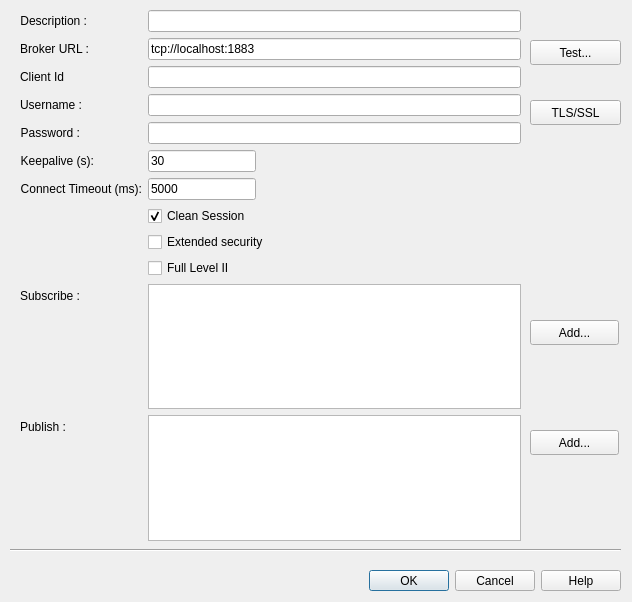
Qt form src/cdlgconnsettingsmqtt.ui (grodansparadis/vscp-works-qt) before a commit.
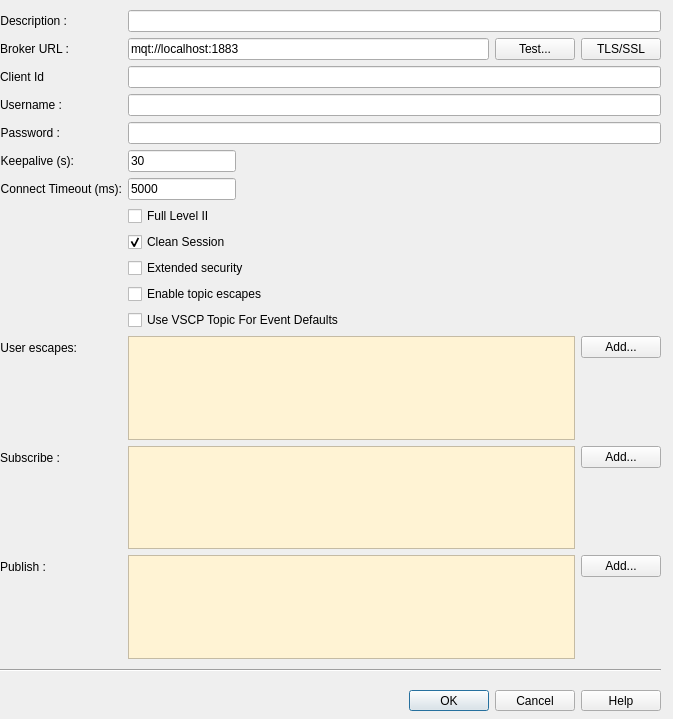
The same form after that commit. Icons and pictures are not drawn.

```diff
--- a/src/cdlgconnsettingsmqtt.ui
+++ b/src/cdlgconnsettingsmqtt.ui
@@ -6,8 +6,8 @@
    <rect>
     <x>0</x>
     <y>0</y>
-    <width>632</width>
-    <height>602</height>
+    <width>673</width>
+    <height>719</height>
    </rect>
   </property>
   <property name="baseSize">
@@ -26,9 +26,9 @@
   <widget class="QDialogButtonBox" name="buttonBox">
    <property name="geometry">
     <rect>
-     <x>10</x>
-     <y>570</y>
-     <width>611</width>
+     <x>0</x>
+     <y>690</y>
+     <width>661</width>
      <height>21</height>
     </rect>
    </property>
@@ -45,10 +45,10 @@
   <widget class="QWidget" name="formLayoutWidget">
    <property name="geometry">
     <rect>
-     <x>20</x>
+     <x>0</x>
      <y>10</y>
-     <width>501</width>
-     <height>531</height>
+     <width>661</width>
+     <height>649</height>
     </rect>
    </property>
    <layout class="QFormLayout" name="formLayout">
@@ -89,14 +89,38 @@
      </widget>
     </item>
     <item row="1" column="1">
-     <widget class="QLineEdit" name="editHost">
-      <property name="toolTip">
-       <string>&lt;html&gt;&lt;head/&gt;&lt;body&gt;&lt;p&gt;URL for MQTT broker. Format is  tcp://srv.at.com:1883.&lt;/p&gt;&lt;/body&gt;&lt;/html&gt;</string>
-      </property>
-      <property name="text">
-       <string>tcp://localhost:1883</string>
-      </property>
-     </widget>
+     <layout class="QHBoxLayout" name="horizontalLayout_4">
+      <item>
+       <widget class="QLineEdit" name="editHost">
+        <property name="toolTip">
+         <string>&lt;html&gt;&lt;head/&gt;&lt;body&gt;&lt;p&gt;URL for MQTT broker. Format is  tcp://srv.at.com:1883.&lt;/p&gt;&lt;/body&gt;&lt;/html&gt;</string>
+        </property>
+        <property name="text">
+         <string>mqt://localhost:1883</string>
+        </property>
+       </widget>
+      </item>
+      <item>
+       <widget class="QPushButton" name="btnTestConnection">
+        <property name="toolTip">
+         <string>Test connection to MQTT broker´</string>
+        </property>
+        <property name="text">
+         <string>Test...</string>
+        </property>
+       </widget>
+      </item>
+      <item>
+       <widget class="QPushButton" name="btnTLS">
+        <property name="toolTip">
+         <string>Define TLS/SSL settings</string>
+        </property>
+        <property name="text">
+         <string>TLS/SSL</string>
+        </property>
+       </widget>
+      </item>
+     </layout>
     </item>
     <item row="2" column="0">
      <widget class="QLabel" name="label_7">
@@ -199,7 +223,52 @@
       </property>
      </widget>
     </item>
-    <item row="7" column="1">
+    <item row="6" column="0">
+     <widget class="QLabel" name="label_9">
+      <property name="text">
+       <string>Connect Timeout (ms):</string>
+      </property>
+      <property name="alignment">
+       <set>Qt::AlignmentFlag::AlignRight|Qt::AlignmentFlag::AlignTrailing|Qt::AlignmentFlag::AlignVCenter</set>
+      </property>
+      <property name="buddy">
+       <cstring>editPassword</cstring>
+      </property>
+     </widget>
+    </item>
+    <item row="6" column="1">
+     <widget class="QLineEdit" name="editConnectTimeout">
+      <property name="sizePolicy">
+       <sizepolicy hsizetype="Fixed" vsizetype="Fixed">
+        <horstretch>0</horstretch>
+        <verstretch>0</verstretch>
+       </sizepolicy>
+      </property>
+      <property name="toolTip">
+       <string>&lt;html&gt;&lt;head/&gt;&lt;body&gt;&lt;p&gt;Time to wait for a connection in milliseconds&lt;/p&gt;&lt;/body&gt;&lt;/html&gt;</string>
+      </property>
+      <property name="statusTip">
+       <string>Time to wait for a connection in milliseconds</string>
+      </property>
+      <property name="text">
+       <string>5000</string>
+      </property>
+     </widget>
+    </item>
+    <item row="8" column="1">
+     <widget class="QCheckBox" name="chkFullLevel2">
+      <property name="toolTip">
+       <string>Handle as full Level II interface</string>
+      </property>
+      <property name="statusTip">
+       <string>Handle as full Level II interface</string>
+      </property>
+      <property name="text">
+       <string>Full Level II</string>
+      </property>
+     </widget>
+    </item>
+    <item row="9" column="1">
      <widget class="QCheckBox" name="chkCleanSession">
       <property name="toolTip">
        <string>&lt;html&gt;&lt;head/&gt;&lt;body&gt;&lt;p&gt;Every connection is a clean session. If not checked you have to give a client id.&lt;/p&gt;&lt;/body&gt;&lt;/html&gt;</string>
@@ -212,7 +281,7 @@
       </property>
      </widget>
     </item>
-    <item row="8" column="1">
+    <item row="10" column="1">
      <widget class="QCheckBox" name="chkExtendedSecurity">
       <property name="toolTip">
        <string>Enable extended security</string>
@@ -222,7 +291,99 @@
       </property>
      </widget>
     </item>
-    <item row="10" column="0">
+    <item row="11" column="1">
+     <widget class="QCheckBox" name="chkEnableTopicEscapes">
+      <property name="toolTip">
+       <string>Enable topic escapes</string>
+      </property>
+      <property name="statusTip">
+       <string>Enable topic escapes</string>
+      </property>
+      <property name="text">
+       <string>Enable topic escapes</string>
+      </property>
+     </widget>
+    </item>
+    <item row="12" column="1">
+     <widget class="QCheckBox" name="chkUseTopicForEventDefaults">
+      <property name="toolTip">
+       <string>&lt;html&gt;&lt;head/&gt;&lt;body&gt;&lt;p&gt;Use topic as source for default event data if it is missing&lt;/p&gt;&lt;/body&gt;&lt;/html&gt;</string>
+      </property>
+      <property name="statusTip">
+       <string>Use topic as source for default event data if it is missing</string>
+      </property>
+      <property name="text">
+       <string>Use VSCP Topic For Event Defaults</string>
+      </property>
+     </widget>
+    </item>
+    <item row="14" column="0">
+     <widget class="QLabel" name="label_10">
+      <property name="text">
+       <string>User escapes:</string>
+      </property>
+      <property name="alignment">
+       <set>Qt::AlignmentFlag::AlignRight|Qt::AlignmentFlag::AlignTrailing|Qt::AlignmentFlag::AlignVCenter</set>
+      </property>
+     </widget>
+    </item>
+    <item row="14" column="1">
+     <layout class="QHBoxLayout" name="horizontalLayout">
+      <item>
+       <widget class="QListWidget" name="listUserEscapes">
+        <property name="contextMenuPolicy">
+         <enum>Qt::ContextMenuPolicy::CustomContextMenu</enum>
+        </property>
+        <property name="toolTip">
+         <string>Subscriptions topics</string>
+        </property>
+        <property name="statusTip">
+         <string>Right click to add/delete subscriptions</string>
+        </property>
+        <property name="autoFillBackground">
+         <bool>false</bool>
+        </property>
+        <property name="styleSheet">
+         <string notr="true">background-color: rgb(255, 243, 212);</string>
+        </property>
+       </widget>
+      </item>
+      <item>
+       <layout class="QVBoxLayout" name="verticalLayout_3">
+        <property name="spacing">
+         <number>6</number>
+        </property>
+        <property name="sizeConstraint">
+         <enum>QLayout::SizeConstraint::SetDefaultConstraint</enum>
+        </property>
+        <item>
+         <widget class="QPushButton" name="btnAddUserEscape">
+          <property name="toolTip">
+           <string>Add Subscription</string>
+          </property>
+          <property name="text">
+           <string>Add...</string>
+          </property>
+         </widget>
+        </item>
+        <item>
+         <spacer name="verticalSpacer">
+          <property name="orientation">
+           <enum>Qt::Orientation::Vertical</enum>
+          </property>
+          <property name="sizeHint" stdset="0">
+           <size>
+            <width>20</width>
+            <height>40</height>
+           </size>
+          </property>
+         </spacer>
+        </item>
+       </layout>
+      </item>
+     </layout>
+    </item>
+    <item row="16" column="0">
      <widget class="QLabel" name="label_5">
       <property name="text">
        <string>Subscribe :</string>
@@ -235,20 +396,54 @@
       </property>
      </widget>
     </item>
-    <item row="10" column="1">
-     <widget class="QListWidget" name="listSubscribe">
-      <property name="contextMenuPolicy">
-       <enum>Qt::ContextMenuPolicy::CustomContextMenu</enum>
-      </property>
-      <property name="toolTip">
-       <string>Subscriptions topics</string>
-      </property>
-      <property name="statusTip">
-       <string>Right click to add/delete subscriptions</string>
-      </property>
-     </widget>
+    <item row="16" column="1">
+     <layout class="QHBoxLayout" name="horizontalLayout_2">
+      <item>
+       <widget class="QListWidget" name="listSubscribe">
+        <property name="contextMenuPolicy">
+         <enum>Qt::ContextMenuPolicy::CustomContextMenu</enum>
+        </property>
+        <property name="toolTip">
+         <string>Subscriptions topics</string>
+        </property>
+        <property name="statusTip">
+         <string>Right click to add/delete subscriptions</string>
+        </property>
+        <property name="styleSheet">
+         <string notr="true">background-color: rgb(255, 243, 212);</string>
+        </property>
+       </widget>
+      </item>
+      <item>
+       <layout class="QVBoxLayout" name="verticalLayout_5">
+        <item>
+         <widget class="QPushButton" name="btnAddSubscription">
+          <property name="toolTip">
+           <string>Add Subscription</string>
+          </property>
+          <property name="text">
+           <string>Add...</string>
+          </property>
+         </widget>
+        </item>
+        <item>
+         <spacer name="verticalSpacer_2">
+          <property name="orientation">
+           <enum>Qt::Orientation::Vertical</enum>
+          </property>
+          <property name="sizeHint" stdset="0">
+           <size>
+            <width>20</width>
+            <height>40</height>
+           </size>
+          </property>
+         </spacer>
+        </item>
+       </layout>
+      </item>
+     </layout>
     </item>
-    <item row="11" column="0">
+    <item row="17" column="0">
      <widget class="QLabel" name="label_6">
       <property name="text">
        <string>Publish :</string>
@@ -261,133 +456,61 @@
       </property>
      </widget>
     </item>
-    <item row="11" column="1">
-     <widget class="QListWidget" name="listPublish">
-      <property name="contextMenuPolicy">
-       <enum>Qt::ContextMenuPolicy::CustomContextMenu</enum>
-      </property>
-      <property name="toolTip">
-       <string>Publish topics</string>
-      </property>
-      <property name="statusTip">
-       <string>Right click to add/delete  publishing topics</string>
-      </property>
-     </widget>
-    </item>
-    <item row="9" column="1">
-     <widget class="QCheckBox" name="chkFullLevel2">
-      <property name="toolTip">
-       <string>Handle as full Level II interface</string>
-      </property>
-      <property name="text">
-       <string>Full Level II</string>
-      </property>
-     </widget>
-    </item>
-    <item row="6" column="1">
-     <widget class="QLineEdit" name="editConnectTimeout">
-      <property name="sizePolicy">
-       <sizepolicy hsizetype="Fixed" vsizetype="Fixed">
-        <horstretch>0</horstretch>
-        <verstretch>0</verstretch>
-       </sizepolicy>
-      </property>
-      <property name="toolTip">
-       <string>&lt;html&gt;&lt;head/&gt;&lt;body&gt;&lt;p&gt;Time to wait for a connection in milliseconds&lt;/p&gt;&lt;/body&gt;&lt;/html&gt;</string>
-      </property>
-      <property name="statusTip">
-       <string>Time to wait for a connection in milliseconds</string>
-      </property>
-      <property name="text">
-       <string>5000</string>
-      </property>
-     </widget>
-    </item>
-    <item row="6" column="0">
-     <widget class="QLabel" name="label_9">
-      <property name="text">
-       <string>Connect Timeout (ms):</string>
-      </property>
-      <property name="alignment">
-       <set>Qt::AlignmentFlag::AlignRight|Qt::AlignmentFlag::AlignTrailing|Qt::AlignmentFlag::AlignVCenter</set>
-      </property>
-      <property name="buddy">
-       <cstring>editPassword</cstring>
-      </property>
-     </widget>
+    <item row="17" column="1">
+     <layout class="QHBoxLayout" name="horizontalLayout_3">
+      <item>
+       <widget class="QListWidget" name="listPublish">
+        <property name="contextMenuPolicy">
+         <enum>Qt::ContextMenuPolicy::CustomContextMenu</enum>
+        </property>
+        <property name="toolTip">
+         <string>Publish topics</string>
+        </property>
+        <property name="statusTip">
+         <string>Right click to add/delete  publishing topics</string>
+        </property>
+        <property name="styleSheet">
+         <string notr="true">background-color: rgb(255, 243, 212);</string>
+        </property>
+       </widget>
+      </item>
+      <item>
+       <layout class="QVBoxLayout" name="verticalLayout_6">
+        <item>
+         <widget class="QPushButton" name="btnAddPublish">
+          <property name="toolTip">
+           <string>Add Publish</string>
+          </property>
+          <property name="text">
+           <string>Add...</string>
+          </property>
+         </widget>
+        </item>
+        <item>
+         <spacer name="verticalSpacer_3">
+          <property name="orientation">
+           <enum>Qt::Orientation::Vertical</enum>
+          </property>
+          <property name="sizeHint" stdset="0">
+           <size>
+            <width>20</width>
+            <height>40</height>
+           </size>
+          </property>
+         </spacer>
+        </item>
+       </layout>
+      </item>
+     </layout>
     </item>
    </layout>
   </widget>
-  <widget class="QPushButton" name="btnTestConnection">
-   <property name="geometry">
-    <rect>
-     <x>530</x>
-     <y>40</y>
-     <width>91</width>
-     <height>25</height>
-    </rect>
-   </property>
-   <property name="toolTip">
-    <string>Test connection to MQTT broker´</string>
-   </property>
-   <property name="text">
-    <string>Test...</string>
-   </property>
-  </widget>
-  <widget class="QPushButton" name="btnTLS">
-   <property name="geometry">
-    <rect>
-     <x>530</x>
-     <y>100</y>
-     <width>91</width>
-     <height>25</height>
-    </rect>
-   </property>
-   <property name="toolTip">
-    <string>Define TLS/SSL settings</string>
-   </property>
-   <property name="text">
-    <string>TLS/SSL</string>
-   </property>
-  </widget>
-  <widget class="QPushButton" name="btnAddPublish">
-   <property name="geometry">
-    <rect>
-     <x>530</x>
-     <y>430</y>
-     <width>89</width>
-     <height>25</height>
-    </rect>
-   </property>
-   <property name="toolTip">
-    <string>Add Publish</string>
-   </property>
-   <property name="text">
-    <string>Add...</string>
-   </property>
-  </widget>
-  <widget class="QPushButton" name="btnAddSubscription">
-   <property name="geometry">
-    <rect>
-     <x>530</x>
-     <y>320</y>
-     <width>89</width>
-     <height>25</height>
-    </rect>
-   </property>
-   <property name="toolTip">
-    <string>Add Subscription</string>
-   </property>
-   <property name="text">
-    <string>Add...</string>
-   </property>
-  </widget>
   <widget class="Line" name="line">
    <property name="geometry">
     <rect>
-     <x>10</x>
-     <y>540</y>
-     <width>611</width>
+     <x>0</x>
+     <y>660</y>
+     <width>661</width>
      <height>20</height>
     </rect>
    </property>
```
Left out of the diff: 20 changed lines with no effect on the pictures.
